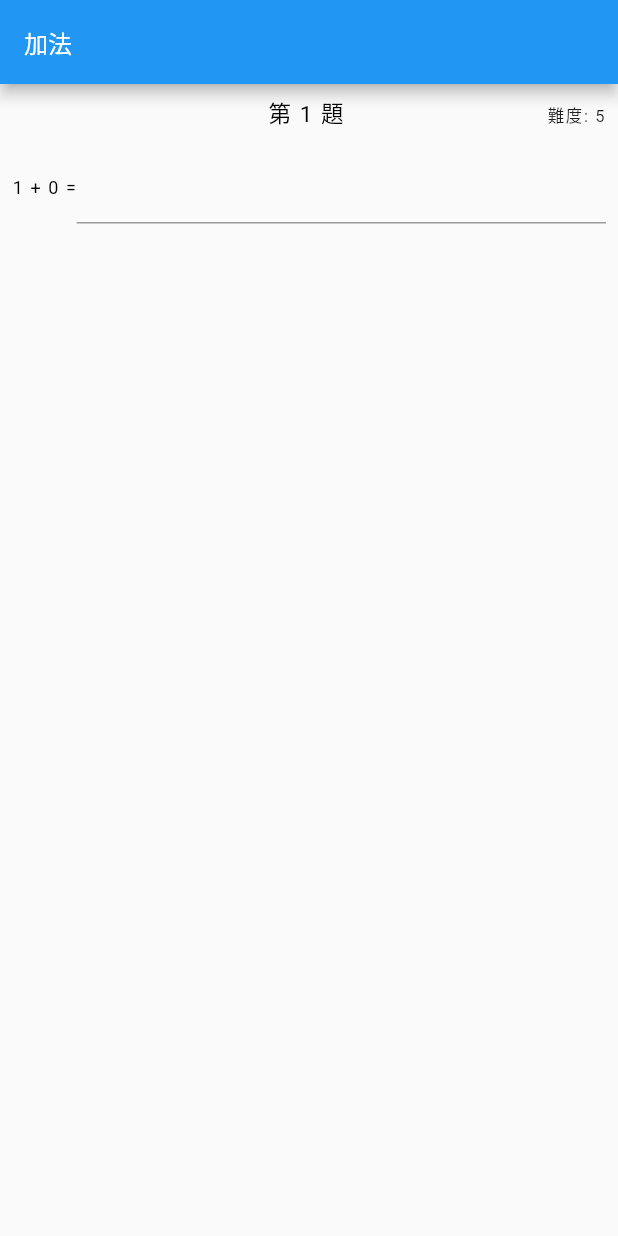
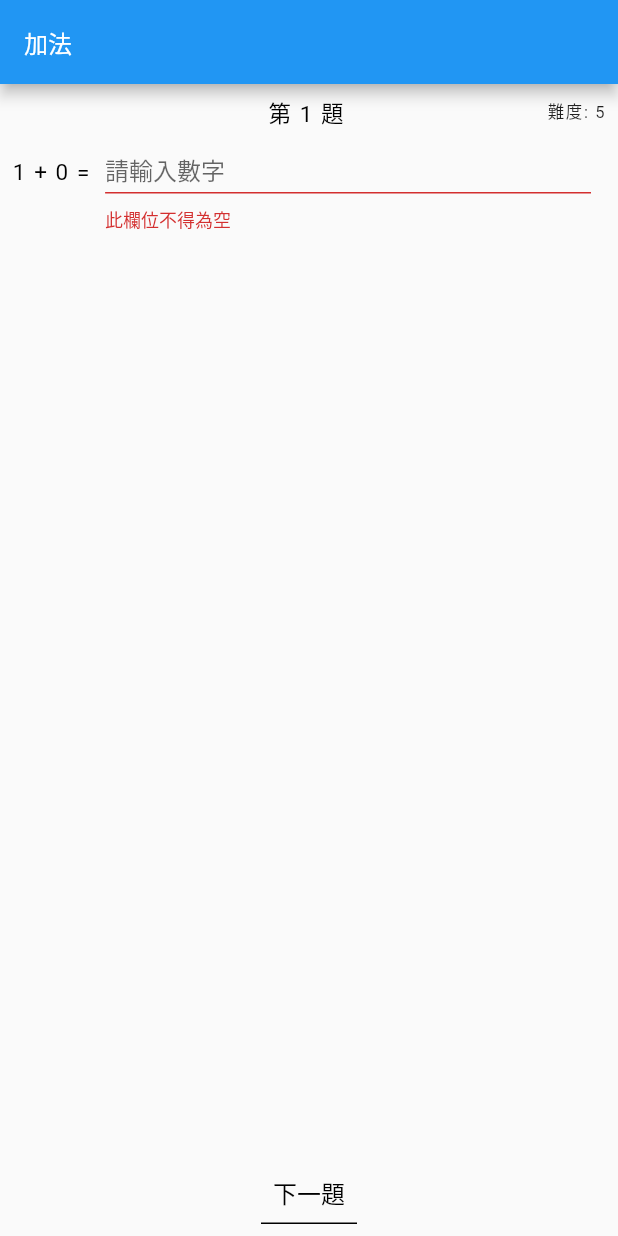
Before and after one commit to BoshiLee/koobitsflutter, a Flutter app: the screen it shows after launch, on a phone screen of 412 x 824 dp. Run offline on Flutter 3.47's test engine with Material 2 defaults, Android fonts, the phone set to English and light mode, and no system bars; our stand-ins replace bloc, equatable, flutter_bloc.

```diff
--- a/lib/cubits/topic_cubit.dart
+++ b/lib/cubits/topic_cubit.dart
@@ -1,6 +1,7 @@
 import 'package:bloc/bloc.dart';
 import 'package:equatable/equatable.dart';
 import 'package:flutter/widgets.dart';
+import 'package:koobitsflutter/exception/app_exception.dart';
 import 'package:koobitsflutter/model/answer.dart';
 import 'package:koobitsflutter/model/question.dart';
 import 'package:koobitsflutter/repository/topic_repository.dart';
@@ -16,11 +17,34 @@ class TopicCubit extends Cubit<TopicState> {
     _getQuestions();
   }
 
-  int currentIndex = 0;
+  int _currentIndex = 0;
+
+  bool get isFinished =>
+      questions.isNotEmpty &&
+      (answers.length == questions.length) &&
+      _currentIndex == answers.length - 1;
+
+  String get nextStepTitle => isFinished ? '上傳答案' : '下一題';
 
   Question? get currentQuestion {
     if (questions.isEmpty) return null;
-    return questions[currentIndex];
+    return questions[_currentIndex];
+  }
+
+  Answer? get currentAnswer {
+    if (answers.isEmpty) return null;
+    return answers[_currentIndex];
+  }
+
+  String? get currentAnswerValue {
+    return currentAnswer?.answerString;
+  }
+
+  set currentAnswerValue(String? answer) {
+    if (answer == null) return;
+    if (answer.isEmpty) return;
+    final value = int.parse(answer);
+    _insetNewAnswer(Answer(_currentIndex, answer: value));
   }
 
   Future _getQuestions() async {
@@ -33,13 +57,38 @@ class TopicCubit extends Cubit<TopicState> {
     }
   }
 
-  Future submit(Answer answer) async {
+  _insetNewAnswer(Answer answer) {
     Map ansMap = answers.asMap();
     if (ansMap.containsKey(answer.id)) {
       answers[answer.id!] = answer;
     } else {
       answers.add(answer);
-      currentIndex += 1;
+    }
+  }
+
+  Future submit() async {
+    if (currentAnswer == null) {
+      emit(const TopicErrorOccurred(errorMessage: '請回答此題'));
+      return;
+    }
+    if (!isFinished) {
+      _currentIndex += 1;
+      emit(NextTopic());
+      return;
+    }
+    try {
+      emit(TopicLoading());
+      await _repository.postAnswers(
+        questions: questions,
+        answers: answers,
+      );
+      emit(TopicLoaded());
+    } catch (e) {
+      if (e is BadDataException) {
+        emit(TopicErrorOccurred(errorMessage: e.toString()));
+      } else {
+        debugPrint(e.toString());
+      }
     }
   }
 }
--- a/lib/cubits/topic_state.dart
+++ b/lib/cubits/topic_state.dart
@@ -18,3 +18,17 @@ class TopicLoaded extends TopicState {
   @override
   List<Object> get props => [DateTime.now().toIso8601String()];
 }
+
+class NextTopic extends TopicState {
+  @override
+  List<Object> get props => [DateTime.now().toIso8601String()];
+}
+
+class TopicErrorOccurred extends TopicState {
+  final String errorMessage;
+
+  const TopicErrorOccurred({required this.errorMessage});
+
+  @override
+  List<Object> get props => [DateTime.now().toIso8601String()];
+}
--- a/lib/screens/question_content.dart
+++ b/lib/screens/question_content.dart
@@ -1,8 +1,10 @@
 import 'package:flutter/material.dart';
+import 'package:flutter/services.dart';
 import 'package:koobitsflutter/model/question.dart';
 import 'package:koobitsflutter/styles/text_styles.dart';
 
-class QuestionContent extends StatelessWidget {
+class QuestionContent extends StatefulWidget {
+  final String? initValue;
   final bool isLoading;
   final Question? question;
   final ValueChanged<String> onAnswerChanged;
@@ -10,9 +12,41 @@ class QuestionContent extends StatelessWidget {
   const QuestionContent({
     Key? key,
     this.isLoading = false,
+    this.initValue,
     required this.question,
     required this.onAnswerChanged,
   }) : super(key: key);
+
+  @override
+  State<QuestionContent> createState() => _QuestionContentState();
+}
+
+class _QuestionContentState extends State<QuestionContent> {
+  late String _text;
+  bool _validate = false;
+  late TextEditingController _controller;
+
+  @override
+  void initState() {
+    _text = widget.initValue ?? '';
+    _controller = TextEditingController(text: widget.initValue);
+    _controller.addListener(
+      () => setState(() {
+        _text = _controller.text;
+        _validate = _text.isNotEmpty;
+        if (_validate) {
+          widget.onAnswerChanged.call(_text);
+        }
+      }),
+    );
+    super.initState();
+  }
+
+  @override
+  void dispose() {
+    _controller.dispose();
+    super.dispose();
+  }
 
   @override
   Widget build(BuildContext context) {
@@ -22,17 +56,18 @@ class QuestionContent extends StatelessWidget {
         Padding(
           padding: const EdgeInsets.all(8.0),
           child: Row(
-            crossAxisAlignment: CrossAxisAlignment.end,
             children: [
               Expanded(child: Container()),
               Text(
-                isLoading ? '讀取題目中' : '第 ${(question?.id ?? 0) + 1} 題',
+                widget.isLoading
+                    ? '讀取題目中'
+                    : '第 ${(widget.question?.id ?? 0) + 1} 題',
                 style: kBodyRegular.apply(color: Colors.black),
               ),
               const SizedBox(width: 4),
               Expanded(
                 child: Text(
-                  '難度: ${question?.difficulty}',
+                  '難度: ${widget.question?.difficulty}',
                   style: kSmall2,
                   textAlign: TextAlign.end,
                 ),
@@ -43,14 +78,35 @@ class QuestionContent extends StatelessWidget {
         Padding(
           padding: const EdgeInsets.all(8.0),
           child: Row(
+            crossAxisAlignment: CrossAxisAlignment.start,
             children: [
-              Text(
-                isLoading ? '題目讀取中' : question?.question ?? '題目取得失敗',
-                style: kSmall1.apply(color: Colors.black),
+              Padding(
+                padding: const EdgeInsets.only(top: 2),
+                child: Text(
+                  widget.isLoading
+                      ? '題目讀取中'
+                      : widget.question?.question ?? '題目取得失敗',
+                  style: kBodyRegular.apply(color: Colors.black),
+                ),
               ),
               Expanded(
-                child: TextField(
-                  onChanged: onAnswerChanged,
+                child: Padding(
+                  padding: const EdgeInsets.symmetric(horizontal: 10),
+                  child: TextField(
+                    enabled: !widget.isLoading,
+                    controller: _controller,
+                    decoration: InputDecoration(
+                      isDense: true,
+                      contentPadding: const EdgeInsets.only(bottom: 4),
+                      hintText: '請輸入數字',
+                      errorText: !_validate ? '此欄位不得為空' : null,
+                    ),
+                    inputFormatters: [FilteringTextInputFormatter.digitsOnly],
+                    keyboardType: const TextInputType.numberWithOptions(
+                      signed: false,
+                      decimal: false,
+                    ),
+                  ),
                 ),
               ),
             ],
--- a/lib/screens/topic_screen.dart
+++ b/lib/screens/topic_screen.dart
@@ -25,8 +25,12 @@ class TopicScreen extends StatelessWidget {
             child: QuestionContent(
               isLoading: state is TopicLoading,
               question: context.watch<TopicCubit>().currentQuestion,
-              onAnswerChanged: (text) {},
+              onAnswerChanged: (text) =>
+                  context.read<TopicCubit>().currentAnswerValue = text,
             ),
+            enableNext: state is! TopicLoading,
+            nextStepTitle: context.watch<TopicCubit>().nextStepTitle,
+            onNextTap: context.read<TopicCubit>().submit,
           );
         },
       ),
--- a/lib/widgets/scrollable_content_step.dart
+++ b/lib/widgets/scrollable_content_step.dart
@@ -53,7 +53,10 @@ class ScrollableContentStep extends StatelessWidget {
                     enable: enableNext,
                     title: Text(
                       nextStepTitle ?? '',
-                      style: const TextStyle(fontSize: 16, color: Colors.white),
+                      style: const TextStyle(
+                        fontSize: 16,
+                        color: Colors.black,
+                      ),
                     ),
                     onPressed: () => onNextTap?.call(),
                   ),
```
